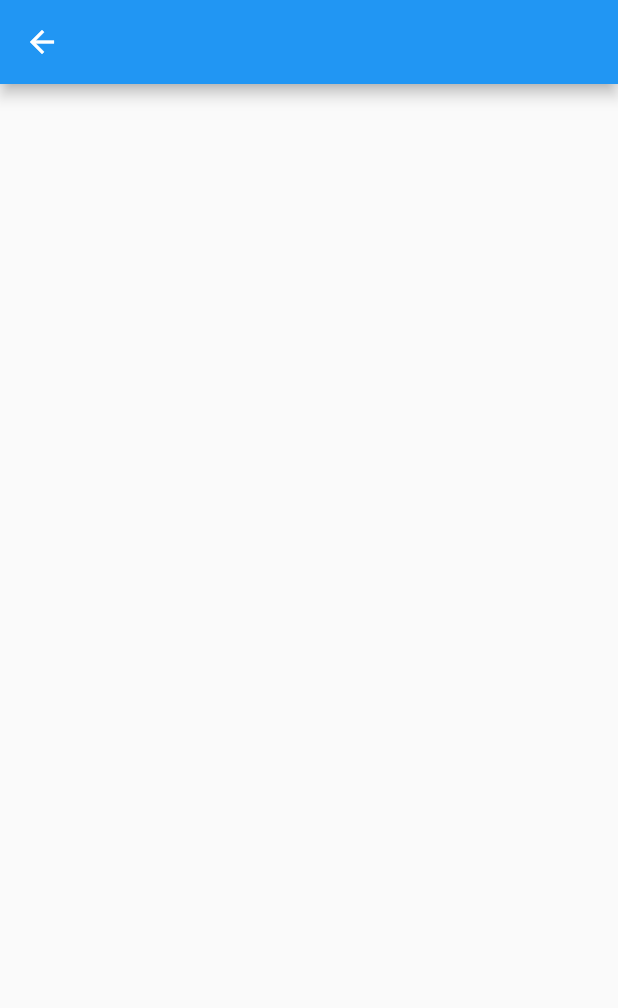
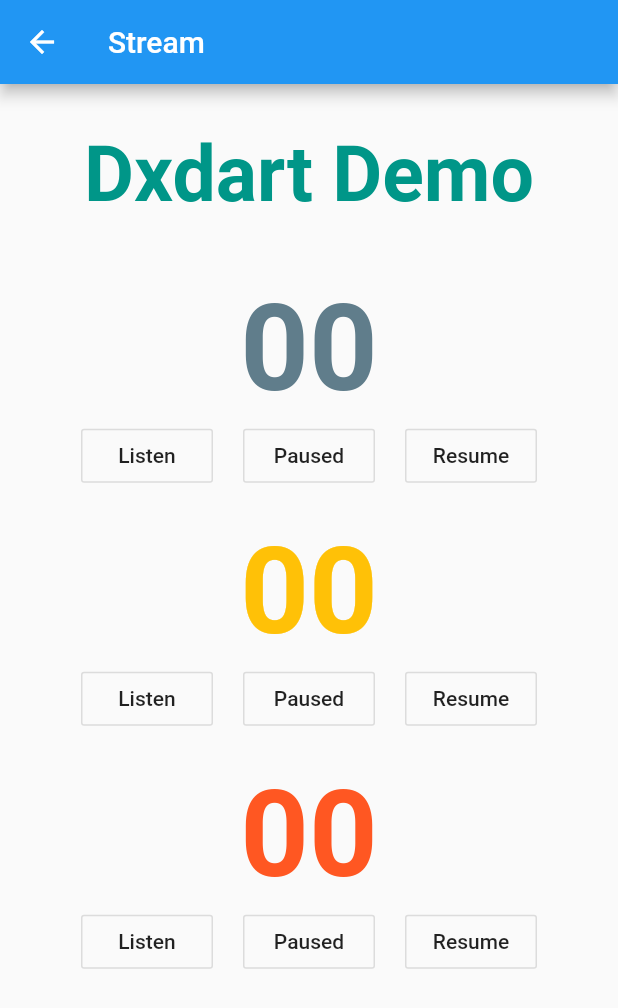
Before and after one commit to WingCH/Fluuter-Exercise, a Flutter app: the RxDartDemo screen opened by its route, on a phone screen of 412 x 824 dp. Shown: the top 1008 px of the screen. Run offline on Flutter 3.47's test engine with Material 2 defaults, Android fonts, the phone set to English and light mode, and no system bars.

Commit message:
init rxdart page

```diff
--- a/lib/pages/rxdart.dart
+++ b/lib/pages/rxdart.dart
@@ -6,14 +6,6 @@ class RxDartDemo extends StatefulWidget {
 }
 
 class RxDartDemoState extends State<RxDartDemo> {
-  @override
-  Widget build(BuildContext context) {
-    return Scaffold(
-      appBar: AppBar(
-        title: Text(''),
-      ),
-    );
-  }
   @override
   void initState() {
     // TODO: implement initState
@@ -37,4 +29,142 @@ class RxDartDemoState extends State<RxDartDemo> {
     // TODO: implement didChangeDependencies
     super.didChangeDependencies();
   }
+
+  @override
+  Widget build(BuildContext context) {
+    return Scaffold(
+      appBar: AppBar(
+        title: Text('Stream'),
+      ),
+      body: Column(
+        children: <Widget>[
+          Padding(
+            padding: const EdgeInsets.symmetric(vertical: 30),
+            child: Row(
+              mainAxisAlignment: MainAxisAlignment.center,
+              children: <Widget>[
+                Container(
+                    width: 300,
+                    child: FittedBox(
+                        fit: BoxFit.scaleDown,
+                        child: SizedBox(
+                            child: Text(
+                          'Dxdart Demo',
+                          style: TextStyle(
+                              fontSize: 60,
+                              fontWeight: FontWeight.bold,
+                              color: Colors.teal),
+                        )))),
+              ],
+            ),
+          ),
+          Padding(
+              padding: EdgeInsets.all(10),
+              child: Column(
+                children: <Widget>[
+                  Text(
+                    "00",
+                    style: TextStyle(
+                        color: Colors.blueGrey,
+                        fontWeight: FontWeight.bold,
+                        fontSize: 80),
+                  ),
+                  Row(
+                    mainAxisAlignment: MainAxisAlignment.center,
+                    children: <Widget>[
+                      OutlineButton(
+                        onPressed: () {
+                          //time 1 press
+                        },
+                        child: Text('Listen'),
+                      ),
+                      Padding(
+                        padding: const EdgeInsets.symmetric(horizontal: 20.0),
+                        child: OutlineButton(
+                          onPressed: () {},
+                          child: Text('Paused'),
+                        ),
+                      ),
+                      OutlineButton(
+                        onPressed: () {},
+                        child: Text('Resume'),
+                      ),
+                    ],
+                  )
+                ],
+              )),
+          Padding(
+              padding: EdgeInsets.all(10),
+              child: Column(
+                children: <Widget>[
+                  Text(
+                    "00",
+                    style: TextStyle(
+                        color: Colors.amber,
+                        fontWeight: FontWeight.bold,
+                        fontSize: 80),
+                  ),
+                  Row(
+                    mainAxisAlignment: MainAxisAlignment.center,
+                    children: <Widget>[
+                      OutlineButton(
+                        onPressed: () {
+                          //time 2 press
+                        },
+                        child: Text('Listen'),
+                      ),
+                      Padding(
+                        padding: const EdgeInsets.symmetric(horizontal: 20.0),
+                        child: OutlineButton(
+                          onPressed: () {},
+                          child: Text('Paused'),
+                        ),
+                      ),
+                      OutlineButton(
+                        onPressed: () {},
+                        child: Text('Resume'),
+                      ),
+                    ],
+                  )
+                ],
+              )),
+          Padding(
+              padding: EdgeInsets.all(10),
+              child: Column(
+                children: <Widget>[
+                  Text(
+                    "00",
+                    style: TextStyle(
+                        color: Colors.deepOrange,
+                        fontWeight: FontWeight.bold,
+                        fontSize: 80),
+                  ),
+                  Row(
+                    mainAxisAlignment: MainAxisAlignment.center,
+                    children: <Widget>[
+                      OutlineButton(
+                        onPressed: () {
+                          //time3 press
+                        },
+                        child: Text('Listen'),
+                      ),
+                      Padding(
+                        padding: const EdgeInsets.symmetric(horizontal: 20.0),
+                        child: OutlineButton(
+                          onPressed: () {},
+                          child: Text('Paused'),
+                        ),
+                      ),
+                      OutlineButton(
+                        onPressed: () {},
+                        child: Text('Resume'),
+                      ),
+                    ],
+                  )
+                ],
+              ))
+        ],
+      ),
+    );
+  }
 }
```
